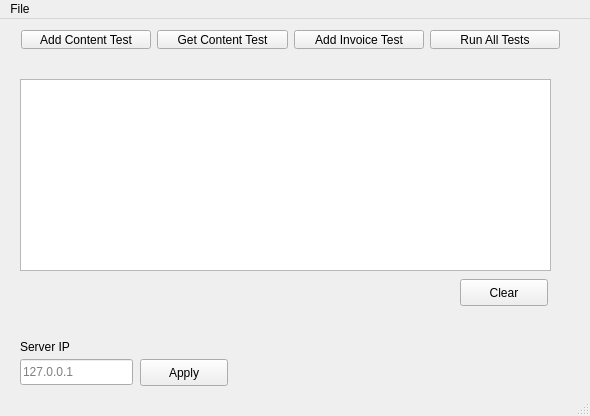
Before: the Qt Designer form client/mainwindow.ui in Davidj361/cuTPS, drawn with Qt 5.
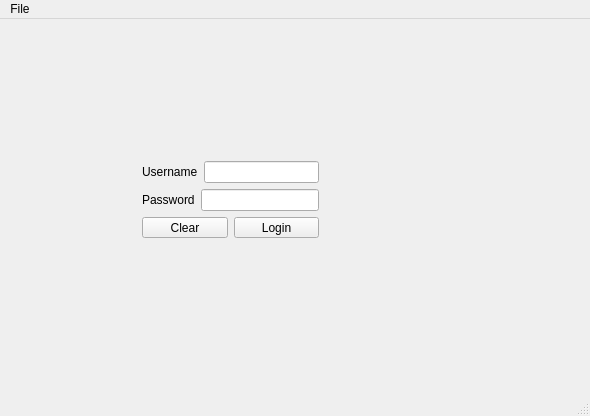
After: the same form once the commit is applied. The open tabs and pages were chosen to show the change.

Commit message: Updated MainWindow file for client UI

Diff of the .ui file:
```diff
--- a/client/mainwindow.ui
+++ b/client/mainwindow.ui
@@ -14,108 +14,190 @@
    <string>cuTPS</string>
   </property>
   <widget class="QWidget" name="centralWidget">
-   <widget class="QListWidget" name="resultsListWidget">
-    <property name="geometry">
-     <rect>
-      <x>20</x>
-      <y>60</y>
-      <width>531</width>
-      <height>192</height>
-     </rect>
-    </property>
-   </widget>
-   <widget class="QWidget" name="horizontalLayoutWidget">
-    <property name="geometry">
-     <rect>
-      <x>10</x>
-      <y>0</y>
-      <width>561</width>
-      <height>41</height>
-     </rect>
-    </property>
-    <layout class="QHBoxLayout" name="horizontalLayout">
-     <item>
-      <widget class="QPushButton" name="btnRunTest1">
-       <property name="text">
-        <string>Add Content Test</string>
-       </property>
+   <layout class="QHBoxLayout" name="horizontalLayout_5">
+    <item>
+     <widget class="QStackedWidget" name="stackedWidget">
+      <property name="currentIndex">
+       <number>2</number>
+      </property>
+      <widget class="QWidget" name="Testpage">
+       <layout class="QHBoxLayout" name="horizontalLayout_2">
+        <item>
+         <layout class="QVBoxLayout" name="verticalLayout">
+          <item>
+           <widget class="QLabel" name="label">
+            <property name="text">
+             <string>Server IP</string>
+            </property>
+           </widget>
+          </item>
+          <item>
+           <widget class="QLineEdit" name="txtServerIP">
+            <property name="placeholderText">
+             <string>127.0.0.1</string>
+            </property>
+           </widget>
+          </item>
+          <item>
+           <widget class="QPushButton" name="runTestsButton">
+            <property name="text">
+             <string>Run All Tests</string>
+            </property>
+           </widget>
+          </item>
+          <item>
+           <widget class="QPushButton" name="btnRunTest3">
+            <property name="text">
+             <string>Add Invoice Test</string>
+            </property>
+           </widget>
+          </item>
+          <item>
+           <widget class="QPushButton" name="btnRunTest2">
+            <property name="text">
+             <string>Get Content Test</string>
+            </property>
+           </widget>
+          </item>
+          <item>
+           <widget class="QPushButton" name="btnRunTest1">
+            <property name="text">
+             <string>Add Content Test</string>
+            </property>
+           </widget>
+          </item>
+          <item>
+           <widget class="QPushButton" name="btnSetIP">
+            <property name="text">
+             <string>Apply</string>
+            </property>
+           </widget>
+          </item>
+         </layout>
+        </item>
+        <item>
+         <widget class="QListWidget" name="resultsListWidget"/>
+        </item>
+        <item>
+         <widget class="QPushButton" name="btnClear">
+          <property name="text">
+           <string>Clear</string>
+          </property>
+         </widget>
+        </item>
+       </layout>
       </widget>
-     </item>
-     <item>
-      <widget class="QPushButton" name="btnRunTest2">
-       <property name="text">
-        <string>Get Content Test</string>
-       </property>
+      <widget class="QWidget" name="LoginPage">
+       <widget class="QWidget" name="">
+        <property name="geometry">
+         <rect>
+          <x>120</x>
+          <y>120</y>
+          <width>199</width>
+          <height>99</height>
+         </rect>
+        </property>
+        <layout class="QGridLayout" name="gridLayout">
+         <item row="1" column="0">
+          <layout class="QHBoxLayout" name="horizontalLayout_3">
+           <item>
+            <widget class="QLabel" name="label_3">
+             <property name="text">
+              <string>Password</string>
+             </property>
+            </widget>
+           </item>
+           <item>
+            <widget class="QLineEdit" name="PasswordBox"/>
+           </item>
+          </layout>
+         </item>
+         <item row="2" column="0">
+          <layout class="QHBoxLayout" name="horizontalLayout_4">
+           <item>
+            <widget class="QPushButton" name="BtnClear">
+             <property name="text">
+              <string>Clear</string>
+             </property>
+            </widget>
+           </item>
+           <item>
+            <widget class="QPushButton" name="BtnLogin">
+             <property name="text">
+              <string>Login</string>
+             </property>
+            </widget>
+           </item>
+          </layout>
+         </item>
+         <item row="0" column="0">
+          <layout class="QHBoxLayout" name="horizontalLayout">
+           <item>
+            <widget class="QLabel" name="label_2">
+             <property name="text">
+              <string>Username</string>
+             </property>
+            </widget>
+           </item>
+           <item>
+            <widget class="QLineEdit" name="UsernameBox"/>
+           </item>
+          </layout>
+         </item>
+        </layout>
+       </widget>
       </widget>
-     </item>
-     <item>
-      <widget class="QPushButton" name="btnRunTest3">
-       <property name="text">
-        <string>Add Invoice Test</string>
-       </property>
+      <widget class="QWidget" name="MainStudent">
+       <widget class="QListWidget" name="listWidget">
+        <property name="geometry">
+         <rect>
+          <x>10</x>
+          <y>50</y>
+          <width>161</width>
+          <height>291</height>
+         </rect>
+        </property>
+       </widget>
+       <widget class="QTextEdit" name="textEdit">
+        <property name="geometry">
+         <rect>
+          <x>180</x>
+          <y>50</y>
+          <width>391</width>
+          <height>291</height>
+         </rect>
+        </property>
+       </widget>
+       <widget class="QLabel" name="label_4">
+        <property name="geometry">
+         <rect>
+          <x>130</x>
+          <y>10</y>
+          <width>301</width>
+          <height>16</height>
+         </rect>
+        </property>
+        <property name="text">
+         <string>Congratulations you logged in</string>
+        </property>
+       </widget>
+       <widget class="QPushButton" name="BtnLogout">
+        <property name="geometry">
+         <rect>
+          <x>470</x>
+          <y>10</y>
+          <width>88</width>
+          <height>27</height>
+         </rect>
+        </property>
+        <property name="text">
+         <string>Logout</string>
+        </property>
+       </widget>
       </widget>
-     </item>
-     <item>
-      <widget class="QPushButton" name="runTestsButton">
-       <property name="text">
-        <string>Run All Tests</string>
-       </property>
-      </widget>
-     </item>
-    </layout>
-   </widget>
-   <widget class="QPushButton" name="btnClear">
-    <property name="geometry">
-     <rect>
-      <x>460</x>
-      <y>260</y>
-      <width>88</width>
-      <height>27</height>
-     </rect>
-    </property>
-    <property name="text">
-     <string>Clear</string>
-    </property>
-   </widget>
-   <widget class="QLineEdit" name="txtServerIP">
-    <property name="geometry">
-     <rect>
-      <x>20</x>
-      <y>340</y>
-      <width>113</width>
-      <height>26</height>
-     </rect>
-    </property>
-    <property name="placeholderText">
-     <string>127.0.0.1</string>
-    </property>
-   </widget>
-   <widget class="QPushButton" name="btnSetIP">
-    <property name="geometry">
-     <rect>
-      <x>140</x>
-      <y>340</y>
-      <width>88</width>
-      <height>27</height>
-     </rect>
-    </property>
-    <property name="text">
-     <string>Apply</string>
-    </property>
-   </widget>
-   <widget class="QLabel" name="label">
-    <property name="geometry">
-     <rect>
-      <x>20</x>
-      <y>320</y>
-      <width>58</width>
-      <height>16</height>
-     </rect>
-    </property>
-    <property name="text">
-     <string>Server IP</string>
-    </property>
-   </widget>
+     </widget>
+    </item>
+   </layout>
   </widget>
   <widget class="QMenuBar" name="menuBar">
    <property name="geometry">
```
The commit also changes 7 other files.
